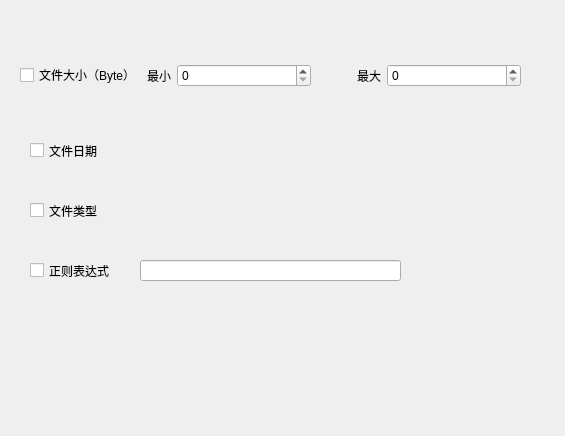
Qt form client/gui/filefilterdialog.ui (wenli7363/Zpods) before a commit.
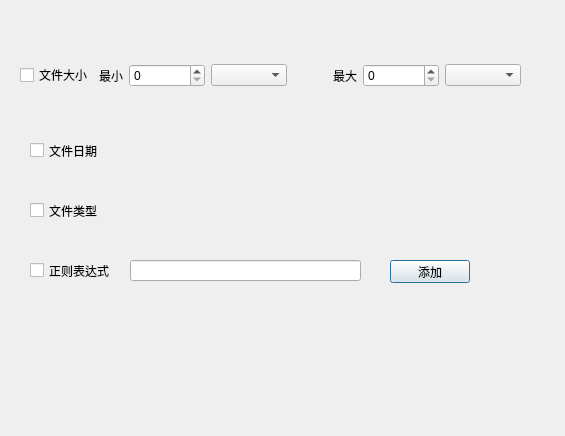
The same form after that commit. Custom widgets are drawn as their Qt base class.

Diff of the .ui file:
```diff
--- a/client/gui/filefilterdialog.ui
+++ b/client/gui/filefilterdialog.ui
@@ -32,7 +32,7 @@
        </sizepolicy>
       </property>
       <property name="text">
-       <string>文件大小（Byte）</string>
+       <string>文件大小</string>
       </property>
      </widget>
     </item>
@@ -50,7 +50,14 @@
      </widget>
     </item>
     <item>
-     <widget class="QSpinBox" name="minSizeSpinBox"/>
+     <widget class="QSpinBox" name="minSizeSpinBox">
+      <property name="maximum">
+       <number>999999999</number>
+      </property>
+     </widget>
+    </item>
+    <item>
+     <widget class="QComboBox" name="minComboBox"/>
     </item>
     <item>
      <spacer name="horizontalSpacer">
@@ -82,7 +89,14 @@
      </widget>
     </item>
     <item>
-     <widget class="QSpinBox" name="maxSizeSpinBox"/>
+     <widget class="QSpinBox" name="maxSizeSpinBox">
+      <property name="maximum">
+       <number>999999999</number>
+      </property>
+     </widget>
+    </item>
+    <item>
+     <widget class="QComboBox" name="maxComboBox"/>
     </item>
    </layout>
   </widget>
@@ -158,13 +172,26 @@
   <widget class="QLineEdit" name="reLineEdit">
    <property name="geometry">
     <rect>
-     <x>140</x>
+     <x>130</x>
      <y>260</y>
-     <width>261</width>
+     <width>231</width>
      <height>21</height>
     </rect>
    </property>
   </widget>
+  <widget class="QPushButton" name="rePushButton">
+   <property name="geometry">
+    <rect>
+     <x>390</x>
+     <y>260</y>
+     <width>80</width>
+     <height>23</height>
+    </rect>
+   </property>
+   <property name="text">
+    <string>添加</string>
+   </property>
+  </widget>
  </widget>
  <customwidgets>
   <customwidget>
```
